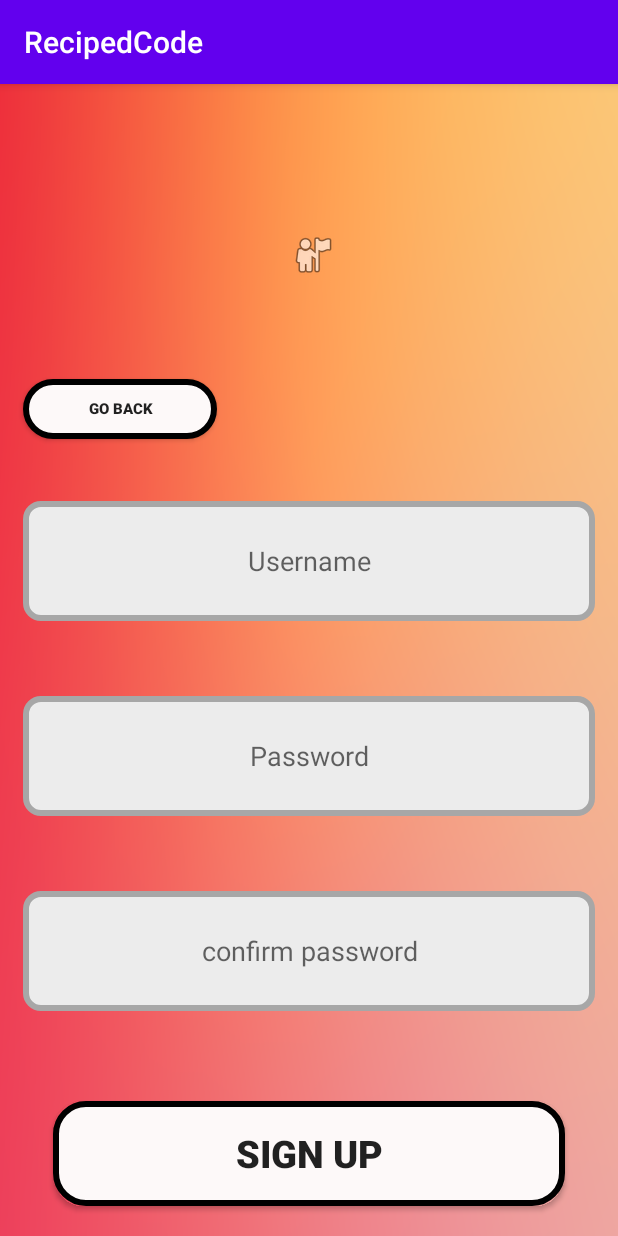
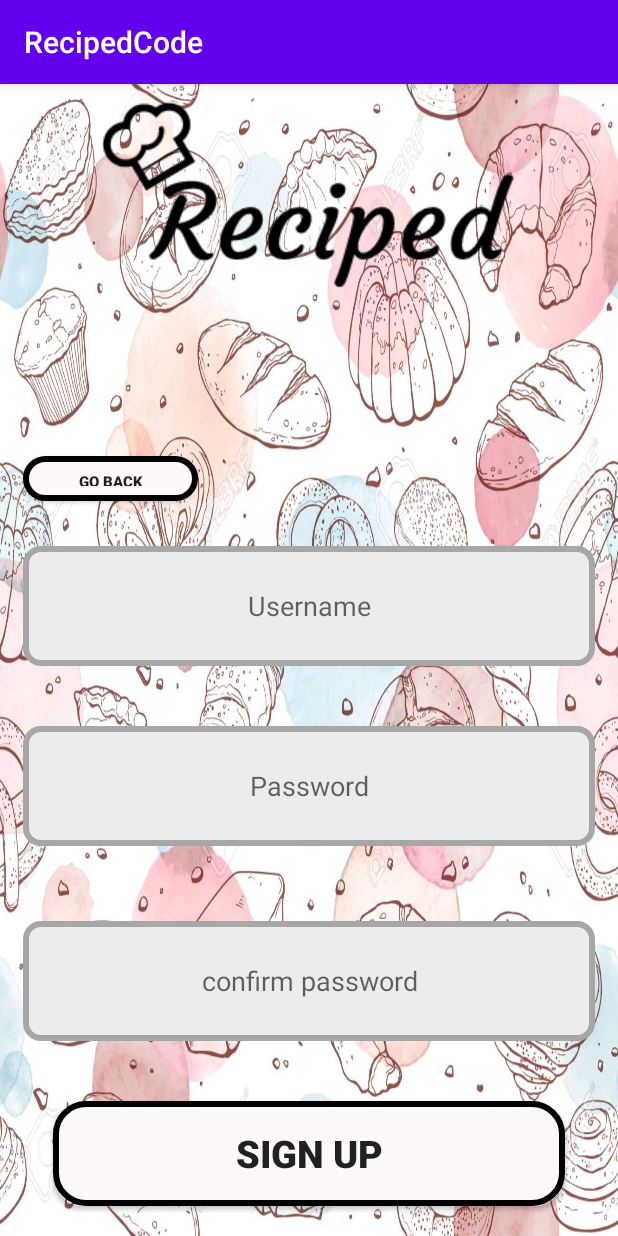
Before and after one commit to RecipedCP/Reciped, an Android app: the SignUpActivity screen opened directly, with no data from a screen before it, on a phone screen of 412 x 824 dp. Run offline under Robolectric (Android 15) with nearby library versions, the phone set to English and light mode, and no system bars.

Commit message:
Adding logo and new backgrounds

```diff
--- a/app/src/main/res/layout/activity_signup.xml
+++ b/app/src/main/res/layout/activity_signup.xml
@@ -5,21 +5,16 @@
     android:layout_width="wrap_content"
     android:layout_height="match_parent"
     android:layout_margin="0dp"
-    android:background="@drawable/background2"
+    android:background="@drawable/background3"
     tools:context=".SignUpActivity">
 
     <ImageView
         android:id="@+id/ivLogo"
         android:layout_width="match_parent"
         android:layout_height="wrap_content"
-        android:layout_alignParentStart="true"
-        android:layout_alignParentEnd="true"
-        android:layout_alignParentBottom="true"
-        android:layout_marginStart="3dp"
-        android:layout_marginEnd="-2dp"
-        android:layout_marginBottom="638dp"
         android:layout_weight="1"
-        app:srcCompat="@android:drawable/ic_menu_myplaces" />
+        android:src="@drawable/logo" />
+
 
     <EditText
         android:id="@+id/etUsername"
@@ -30,7 +25,7 @@
         android:layout_alignParentBottom="true"
         android:layout_marginStart="15dp"
         android:layout_marginEnd="15dp"
-        android:layout_marginBottom="410dp"
+        android:layout_marginBottom="380dp"
         android:layout_weight="1"
         android:background="@drawable/custom_rounded_corners_input"
         android:ems="10"
@@ -46,7 +41,7 @@
         android:layout_alignParentBottom="true"
         android:layout_marginStart="15dp"
         android:layout_marginEnd="15dp"
-        android:layout_marginBottom="280dp"
+        android:layout_marginBottom="260dp"
         android:layout_weight="1"
         android:background="@drawable/custom_rounded_corners_input"
         android:ems="10"
@@ -63,7 +58,7 @@
         android:layout_alignParentBottom="true"
         android:layout_marginStart="15dp"
         android:layout_marginEnd="15dp"
-        android:layout_marginBottom="150dp"
+        android:layout_marginBottom="130dp"
         android:layout_weight="1"
         android:background="@drawable/custom_rounded_corners_input"
         android:ems="10"
@@ -89,14 +84,14 @@
 
     <Button
         android:id="@+id/btnBack"
-        android:layout_width="133dp"
-        android:layout_height="40dp"
+        android:layout_width="10dp"
+        android:layout_height="30dp"
         android:layout_alignParentStart="true"
         android:layout_alignParentEnd="true"
         android:layout_alignParentBottom="true"
         android:layout_marginStart="15dp"
-        android:layout_marginEnd="267dp"
-        android:layout_marginBottom="531dp"
+        android:layout_marginEnd="280dp"
+        android:layout_marginBottom="490dp"
         android:background="@drawable/custom_rounded_corners"
         android:text="Go back"
         android:textSize="10sp"
--- a/app/src/main/res/layout/activity_welcome.xml
+++ b/app/src/main/res/layout/activity_welcome.xml
@@ -6,7 +6,7 @@
     android:layout_width="match_parent"
     android:layout_height="match_parent"
     android:layout_margin="0dp"
-    android:background="@drawable/background2"
+    android:background="@drawable/background4"
     tools:context=".WelcomeActivity">
 
     <ImageView
@@ -14,9 +14,9 @@
         android:layout_width="match_parent"
         android:layout_height="wrap_content"
         android:layout_alignParentBottom="true"
-        android:layout_marginBottom="482dp"
+        android:layout_marginBottom="400dp"
         android:layout_weight="1"
-        app:srcCompat="@android:drawable/ic_menu_myplaces" />
+        android:src="@drawable/logo" />
 
     <Button
         android:id="@+id/btnLogin"
```
Also changed, not shown: app/src/main/res/layout/activity_login.xml (+8 -8 lines), app/src/main/res/drawable/background3.jpg (added), app/src/main/res/drawable/background4.jpg (added), app/src/main/res/drawable/logo.png (added).
